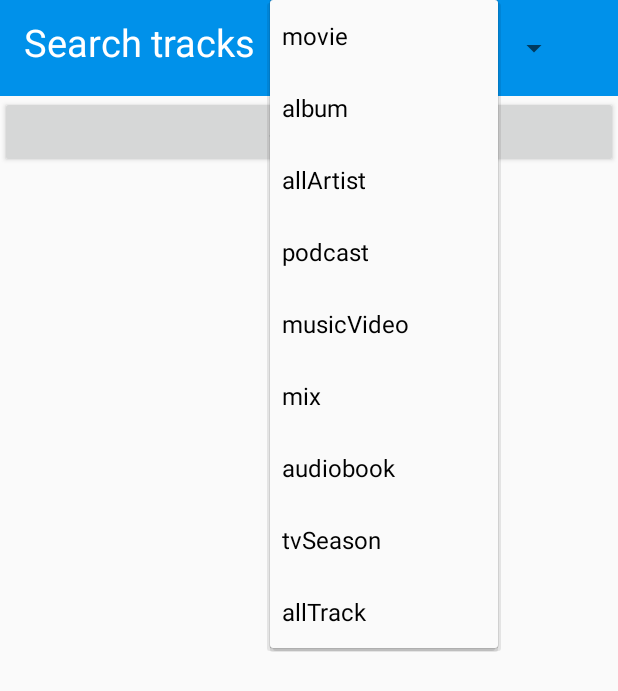
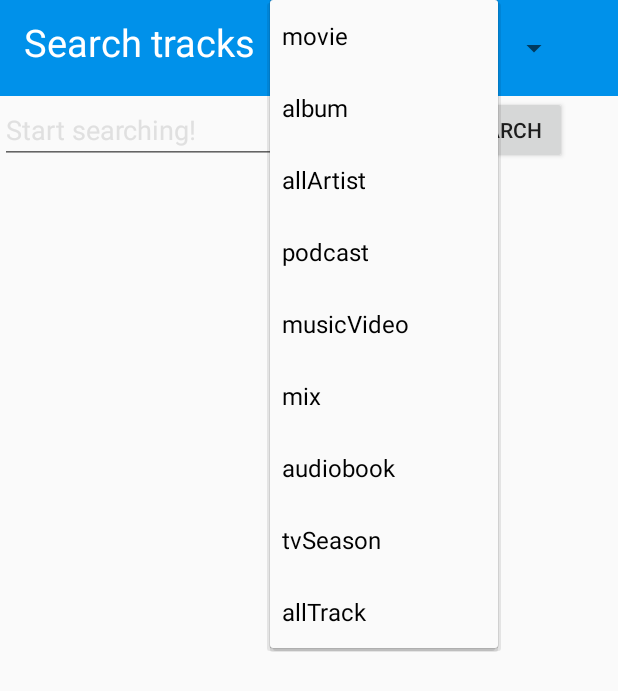
Before and after one commit to DanielOlvera/DiscoveriTunes_0.2, an Android app: the screen it shows after launch (SearchActivity), after a tap on "movie", on a phone screen of 412 x 824 dp. Shown: the top 691 px of the screen. Run offline under Robolectric (Android 15) with nearby library versions, the phone set to English and light mode, and no system bars; our stand-ins replace ButterKnife; 1 other tap on this screen came first.

Commit message:
Added start button functionality to make vilisible the recyvlerview and the spinner

```diff
--- a/app/src/main/java/com/example/daniel/discoveritunes_02/view/SearchActivity.java
+++ b/app/src/main/java/com/example/daniel/discoveritunes_02/view/SearchActivity.java
@@ -6,6 +6,8 @@ import android.support.v7.widget.Toolbar;
 import android.view.View;
 import android.widget.AdapterView;
 import android.widget.ArrayAdapter;
+import android.widget.Button;
+import android.widget.RelativeLayout;
 import android.widget.Spinner;
 import android.widget.Toast;
 
@@ -13,6 +15,7 @@ import com.example.daniel.discoveritunes_02.R;
 
 import butterknife.BindView;
 import butterknife.ButterKnife;
+import butterknife.OnClick;
 
 public class SearchActivity extends AppCompatActivity {
 
@@ -22,6 +25,10 @@ public class SearchActivity extends AppCompatActivity {
     Toolbar toolbar;
     @BindView(R.id.m_spinnerTbr)
     Spinner spinner;
+    @BindView(R.id.m_startBtn)
+    Button startBtn;
+    @BindView(R.id.m_recyclerLayout)
+    RelativeLayout relativeLayout;
 
     @Override
     protected void onCreate(Bundle savedInstanceState) {
@@ -30,7 +37,6 @@ public class SearchActivity extends AppCompatActivity {
         ButterKnife.bind(this);
 
         setupSpinner();
-
 
     }
 
@@ -53,4 +59,11 @@ public class SearchActivity extends AppCompatActivity {
             }
         });
     }
+
+    @OnClick(R.id.m_startBtn)
+    public void onStartSearch(){
+        startBtn.setVisibility(View.GONE);
+        relativeLayout.setVisibility(View.VISIBLE);
+        spinner.setVisibility(View.VISIBLE);
+    }
 }
--- a/app/src/main/res/layout/activity_search.xml
+++ b/app/src/main/res/layout/activity_search.xml
@@ -27,7 +27,8 @@
                 android:id="@+id/m_spinnerTbr"
                 android:layout_width="200dp"
                 android:layout_height="wrap_content"
-                android:gravity="end"/>
+                android:gravity="end"
+                android:visibility="gone"/>
         </LinearLayout>
     </android.support.v7.widget.Toolbar>
 
--- a/app/src/main/res/values/strings.xml
+++ b/app/src/main/res/values/strings.xml
@@ -2,7 +2,7 @@
     <string name="app_name">DiscoveriTunes_0.2</string>
 
     <string name="itunes_search">Search tracks</string>
-    <string name="start_searchingBtn">Search</string>
+    <string name="start_searchingBtn">Start</string>
     <string name="hint_searchBar">Start searching!</string>
     <string name="btn_searchBtn">Search</string>
     <string name="trackname">Track name</string>
```
